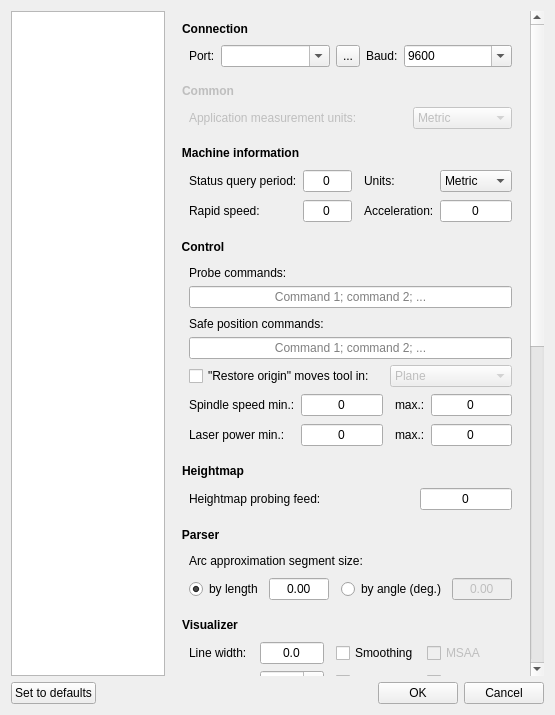
Above: src/frmsettings.ui from Denvi/Candle before the change. Below: the same form after it.
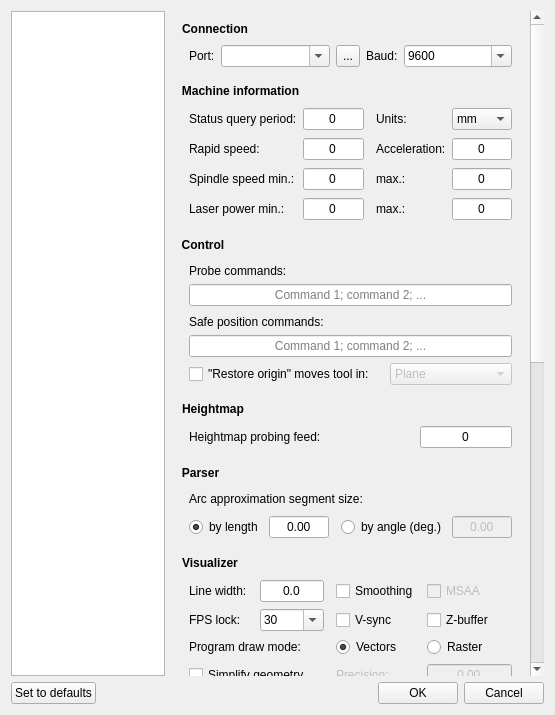
That is the form after the change. Icons and pictures are not drawn. Custom widgets are drawn as their Qt base class.

Commit message: Tool position fix on "ignoreZ" option "Spindle speed" & "Laser power" settings moved to "Machine information" groupbox

```diff
--- a/src/frmsettings.ui
+++ b/src/frmsettings.ui
@@ -71,9 +71,9 @@
         <property name="geometry">
          <rect>
           <x>0</x>
-          <y>-530</y>
+          <y>0</y>
           <width>414</width>
-          <height>1443</height>
+          <height>1372</height>
          </rect>
         </property>
         <layout class="QVBoxLayout" name="verticalLayout_4">
@@ -171,62 +171,6 @@
            </layout>
           </widget>
          </item>
-         <item>
-          <widget class="QGroupBox" name="groupBox_3">
-           <property name="enabled">
-            <bool>false</bool>
-           </property>
-           <property name="title">
-            <string>Common</string>
-           </property>
-           <layout class="QVBoxLayout" name="verticalLayout_10">
-            <item>
-             <layout class="QHBoxLayout" name="horizontalLayout_6" stretch="0,1,2">
-              <item>
-               <widget class="QLabel" name="label_34">
-                <property name="text">
-                 <string>Application measurement units:</string>
-                </property>
-               </widget>
-              </item>
-              <item>
-               <spacer name="horizontalSpacer_7">
-                <property name="orientation">
-                 <enum>Qt::Horizontal</enum>
-                </property>
-                <property name="sizeHint" stdset="0">
-                 <size>
-                  <width>6</width>
-                  <height>20</height>
-                 </size>
-                </property>
-               </spacer>
-              </item>
-              <item>
-               <widget class="QComboBox" name="cboUnitsCommon">
-                <property name="sizePolicy">
-                 <sizepolicy hsizetype="Expanding" vsizetype="Fixed">
-                  <horstretch>0</horstretch>
-                  <verstretch>0</verstretch>
-                 </sizepolicy>
-                </property>
-                <item>
-                 <property name="text">
-                  <string>Metric</string>
-                 </property>
-                </item>
-                <item>
-                 <property name="text">
-                  <string>Imperial</string>
-                 </property>
-                </item>
-               </widget>
-              </item>
-             </layout>
-            </item>
-           </layout>
-          </widget>
-         </item>
          <item>
           <widget class="GroupBox" name="grpGRBL">
            <property name="title">
@@ -235,6 +179,24 @@
            <layout class="QVBoxLayout" name="verticalLayout_5">
             <item>
              <layout class="QGridLayout" name="gridLayout_2" columnstretch="0,1,0,0,1">
+              <item row="2" column="1">
+               <widget class="QSpinBox" name="txtSpindleSpeedMin">
+                <property name="font">
+                 <font>
+                  <pointsize>9</pointsize>
+                 </font>
+                </property>
+                <property name="alignment">
+                 <set>Qt::AlignCenter</set>
+                </property>
+                <property name="buttonSymbols">
+                 <enum>QAbstractSpinBox::NoButtons</enum>
+                </property>
+                <property name="maximum">
+                 <number>99999</number>
+                </property>
+               </widget>
+              </item>
               <item row="0" column="0">
                <widget class="QLabel" name="label_11">
                 <property name="text">
@@ -270,12 +232,12 @@
                 </property>
                 <item>
                  <property name="text">
-                  <string>Metric</string>
+                  <string>mm</string>
                  </property>
                 </item>
                 <item>
                  <property name="text">
-                  <string>Imperial</string>
+                  <string>inch</string>
                  </property>
                 </item>
                </widget>
@@ -353,6 +315,88 @@
                 </property>
                </widget>
               </item>
+              <item row="2" column="3">
+               <widget class="QLabel" name="label_13">
+                <property name="text">
+                 <string>max.:</string>
+                </property>
+               </widget>
+              </item>
+              <item row="2" column="0">
+               <widget class="QLabel" name="label_12">
+                <property name="text">
+                 <string>Spindle speed min.:</string>
+                </property>
+               </widget>
+              </item>
+              <item row="2" column="4">
+               <widget class="QSpinBox" name="txtSpindleSpeedMax">
+                <property name="font">
+                 <font>
+                  <pointsize>9</pointsize>
+                 </font>
+                </property>
+                <property name="alignment">
+                 <set>Qt::AlignCenter</set>
+                </property>
+                <property name="buttonSymbols">
+                 <enum>QAbstractSpinBox::NoButtons</enum>
+                </property>
+                <property name="maximum">
+                 <number>99999</number>
+                </property>
+               </widget>
+              </item>
+              <item row="3" column="0">
+               <widget class="QLabel" name="label_18">
+                <property name="text">
+                 <string>Laser power min.:</string>
+                </property>
+               </widget>
+              </item>
+              <item row="3" column="1">
+               <widget class="QSpinBox" name="txtLaserPowerMin">
+                <property name="font">
+                 <font>
+                  <pointsize>9</pointsize>
+                 </font>
+                </property>
+                <property name="alignment">
+                 <set>Qt::AlignCenter</set>
+                </property>
+                <property name="buttonSymbols">
+                 <enum>QAbstractSpinBox::NoButtons</enum>
+                </property>
+                <property name="maximum">
+                 <number>99999</number>
+                </property>
+               </widget>
+              </item>
+              <item row="3" column="3">
+               <widget class="QLabel" name="label_35">
+                <property name="text">
+                 <string>max.:</string>
+                </property>
+               </widget>
+              </item>
+              <item row="3" column="4">
+               <widget class="QSpinBox" name="txtLaserPowerMax">
+                <property name="font">
+                 <font>
+                  <pointsize>9</pointsize>
+                 </font>
+                </property>
+                <property name="alignment">
+                 <set>Qt::AlignCenter</set>
+                </property>
+                <property name="buttonSymbols">
+                 <enum>QAbstractSpinBox::NoButtons</enum>
+                </property>
+                <property name="maximum">
+                 <number>99999</number>
+                </property>
+               </widget>
+              </item>
              </layout>
             </item>
            </layout>
@@ -464,126 +508,6 @@
               </item>
              </layout>
             </item>
-            <item>
-             <layout class="QGridLayout" name="gridLayout_8" columnstretch="0,1,0,0,1">
-              <item row="0" column="0">
-               <widget class="QLabel" name="label_12">
-                <property name="text">
-                 <string>Spindle speed min.:</string>
-                </property>
-               </widget>
-              </item>
-              <item row="0" column="3">
-               <widget class="QLabel" name="label_13">
-                <property name="text">
-                 <string>max.:</string>
-                </property>
-               </widget>
-              </item>
-              <item row="0" column="1">
-               <widget class="QSpinBox" name="txtSpindleSpeedMin">
-                <property name="font">
-                 <font>
-                  <pointsize>9</pointsize>
-                 </font>
-                </property>
-                <property name="alignment">
-                 <set>Qt::AlignCenter</set>
-                </property>
-                <property name="buttonSymbols">
-                 <enum>QAbstractSpinBox::NoButtons</enum>
-                </property>
-                <property name="maximum">
-                 <number>99999</number>
-                </property>
-               </widget>
-              </item>
-              <item row="0" column="2">
-               <spacer name="horizontalSpacer_9">
-                <property name="orientation">
-                 <enum>Qt::Horizontal</enum>
-                </property>
-                <property name="sizeType">
-                 <enum>QSizePolicy::Fixed</enum>
-                </property>
-                <property name="sizeHint" stdset="0">
-                 <size>
-                  <width>6</width>
-                  <height>20</height>
-                 </size>
-                </property>
-               </spacer>
-              </item>
-              <item row="0" column="4">
-               <widget class="QSpinBox" name="txtSpindleSpeedMax">
-                <property name="font">
-                 <font>
-                  <pointsize>9</pointsize>
-                 </font>
-                </property>
-                <property name="alignment">
-                 <set>Qt::AlignCenter</set>
-                </property>
-                <property name="buttonSymbols">
-                 <enum>QAbstractSpinBox::NoButtons</enum>
-                </property>
-                <property name="maximum">
-                 <number>99999</number>
-                </property>
-               </widget>
-              </item>
-              <item row="1" column="0">
-               <widget class="QLabel" name="label_18">
-                <property name="text">
-                 <string>Laser power min.:</string>
-                </property>
-               </widget>
-              </item>
-              <item row="1" column="1">
-               <widget class="QSpinBox" name="txtLaserPowerMin">
-                <property name="font">
-                 <font>
-                  <pointsize>9</pointsize>
-                 </font>
-                </property>
-                <property name="alignment">
-                 <set>Qt::AlignCenter</set>
-                </property>
-                <property name="buttonSymbols">
-                 <enum>QAbstractSpinBox::NoButtons</enum>
-                </property>
-                <property name="maximum">
-                 <number>99999</number>
-                </property>
-               </widget>
-              </item>
-              <item row="1" column="4">
-               <widget class="QSpinBox" name="txtLaserPowerMax">
-                <property name="font">
-                 <font>
-                  <pointsize>9</pointsize>
-                 </font>
-                </property>
-                <property name="alignment">
-                 <set>Qt::AlignCenter</set>
-                </property>
-                <property name="buttonSymbols">
-                 <enum>QAbstractSpinBox::NoButtons</enum>
-                </property>
-                <property name="maximum">
-                 <number>99999</number>
-                </property>
-               </widget>
-              </item>
-              <item row="1" column="3">
-               <widget class="QLabel" name="label_35">
-                <property name="text">
-                 <string>max.:</string>
-                </property>
-               </widget>
-              </item>
-             </layout>
-            </item>
            </layout>
           </widget>
          </item>
```
The commit also changes 12 other files.
